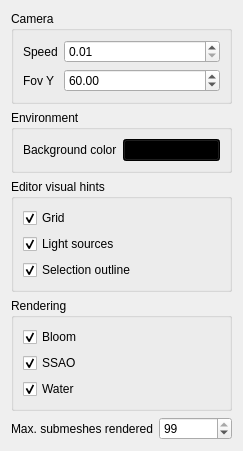
Before: the Qt Designer form Project3/ui/miscsettingswidget.ui in jesusdz/AGP, drawn with Qt 5.
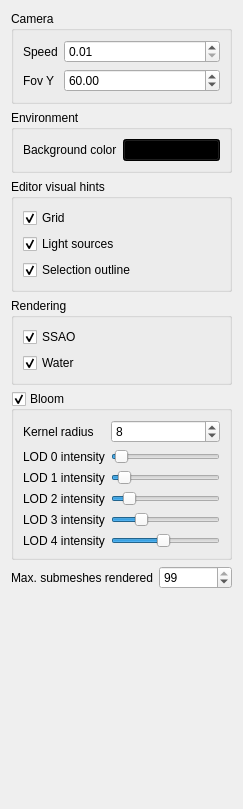
After: the same form once the commit is applied.

Commit message: Bloom UI controls. Debug text added. Mouse picking via ID texture. Renderer interface removed.

Patch:
```diff
--- a/Project3/ui/miscsettingswidget.ui
+++ b/Project3/ui/miscsettingswidget.ui
@@ -7,7 +7,7 @@
     <x>0</x>
     <y>0</y>
     <width>243</width>
-    <height>441</height>
+    <height>809</height>
    </rect>
   </property>
   <property name="windowTitle">
@@ -128,16 +128,6 @@
       <string>Rendering</string>
      </property>
      <layout class="QVBoxLayout" name="verticalLayout_2">
-      <item>
-       <widget class="QCheckBox" name="checkBoxBloom">
-        <property name="text">
-         <string>Bloom</string>
-        </property>
-        <property name="checked">
-         <bool>true</bool>
-        </property>
-       </widget>
-      </item>
       <item>
        <widget class="QCheckBox" name="checkBoxSSAO">
         <property name="text">
@@ -161,6 +151,138 @@
      </layout>
     </widget>
    </item>
+   <item>
+    <widget class="QGroupBox" name="groupBloom">
+     <property name="title">
+      <string>Bloom</string>
+     </property>
+     <property name="checkable">
+      <bool>true</bool>
+     </property>
+     <layout class="QFormLayout" name="formLayout_3">
+      <item row="0" column="0">
+       <widget class="QLabel" name="label_5">
+        <property name="text">
+         <string>Kernel radius</string>
+        </property>
+       </widget>
+      </item>
+      <item row="0" column="1">
+       <widget class="QSpinBox" name="spinBloomKernelRadius">
+        <property name="minimum">
+         <number>1</number>
+        </property>
+        <property name="maximum">
+         <number>32</number>
+        </property>
+        <property name="value">
+         <number>8</number>
+        </property>
+       </widget>
+      </item>
+      <item row="1" column="0">
+       <widget class="QLabel" name="label_6">
+        <property name="text">
+         <string>LOD 0 intensity</string>
+        </property>
+       </widget>
+      </item>
+      <item row="2" column="0">
+       <widget class="QLabel" name="label_7">
+        <property name="text">
+         <string>LOD 1 intensity</string>
+        </property>
+       </widget>
+      </item>
+      <item row="4" column="0">
+       <widget class="QLabel" name="label_8">
+        <property name="text">
+         <string>LOD 3 intensity</string>
+        </property>
+       </widget>
+      </item>
+      <item row="3" column="0">
+       <widget class="QLabel" name="label_9">
+        <property name="text">
+         <string>LOD 2 intensity</string>
+        </property>
+       </widget>
+      </item>
+      <item row="5" column="0">
+       <widget class="QLabel" name="label_10">
+        <property name="text">
+         <string>LOD 4 intensity</string>
+        </property>
+       </widget>
+      </item>
+      <item row="1" column="1">
+       <widget class="QSlider" name="sliderBloomLod0Intensity">
+        <property name="maximum">
+         <number>100</number>
+        </property>
+        <property name="value">
+         <number>3</number>
+        </property>
+        <property name="orientation">
+         <enum>Qt::Horizontal</enum>
+        </property>
+       </widget>
+      </item>
+      <item row="2" column="1">
+       <widget class="QSlider" name="sliderBloomLod1Intensity">
+        <property name="maximum">
+         <number>100</number>
+        </property>
+        <property name="value">
+         <number>6</number>
+        </property>
+        <property name="orientation">
+         <enum>Qt::Horizontal</enum>
+        </property>
+       </widget>
+      </item>
+      <item row="3" column="1">
+       <widget class="QSlider" name="sliderBloomLod2Intensity">
+        <property name="maximum">
+         <number>100</number>
+        </property>
+        <property name="value">
+         <number>12</number>
+        </property>
+        <property name="orientation">
+         <enum>Qt::Horizontal</enum>
+        </property>
+       </widget>
+      </item>
+      <item row="4" column="1">
+       <widget class="QSlider" name="sliderBloomLod3Intensity">
+        <property name="maximum">
+         <number>100</number>
+        </property>
+        <property name="value">
+         <number>24</number>
+        </property>
+        <property name="orientation">
+         <enum>Qt::Horizontal</enum>
+        </property>
+       </widget>
+      </item>
+      <item row="5" column="1">
+       <widget class="QSlider" name="sliderBloomLod4Intensity">
+        <property name="maximum">
+         <number>100</number>
+        </property>
+        <property name="value">
+         <number>48</number>
+        </property>
+        <property name="orientation">
+         <enum>Qt::Horizontal</enum>
+        </property>
+       </widget>
+      </item>
+     </layout>
+    </widget>
+   </item>
    <item>
     <layout class="QHBoxLayout" name="horizontalLayout">
      <item>
```
The commit also changes 51 other files.
